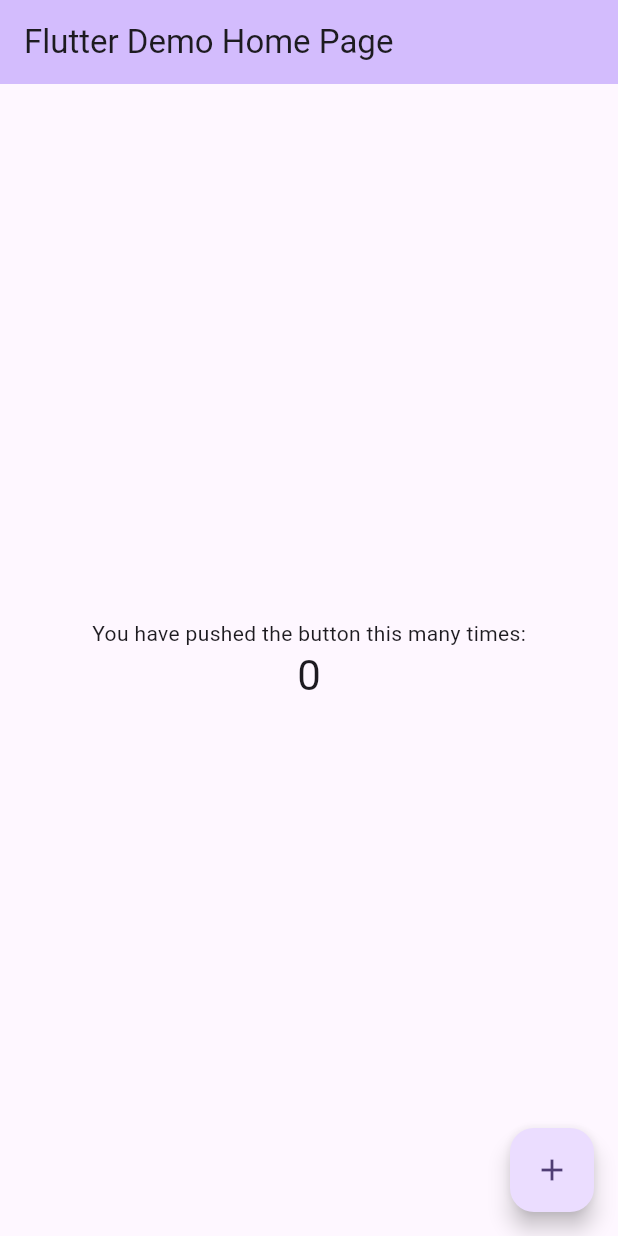
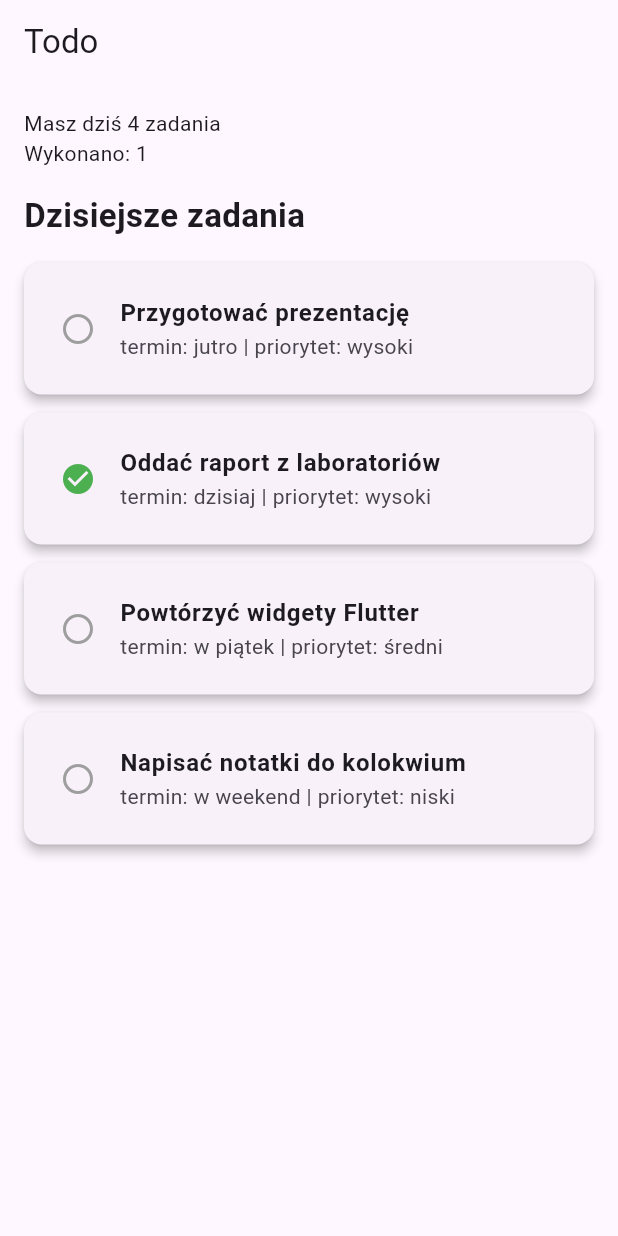
Before and after one commit to Dawidu7/flutter-todo, a Flutter app: the screen it shows after launch, on a phone screen of 412 x 824 dp. Run offline on Flutter 3.47's test engine with Material 3 defaults, Android fonts, the phone set to English and light mode, and no system bars.

Commit message:
lab_04 task list

```diff
--- a/lib/main.dart
+++ b/lib/main.dart
@@ -1,121 +1,146 @@
-import 'package:flutter/material.dart';
+import "package:flutter/material.dart";
+
+const title = "Todo";
 
 void main() {
-  runApp(const MyApp());
+  runApp(const App());
 }
 
-class MyApp extends StatelessWidget {
-  const MyApp({super.key});
+class App extends StatelessWidget {
+  const App({super.key});
 
-  // This widget is the root of your application.
   @override
   Widget build(BuildContext context) {
     return MaterialApp(
-      title: 'Flutter Demo',
+      title: title,
       theme: ThemeData(
-        // This is the theme of your application.
-        //
-        // TRY THIS: Try running your application with "flutter run". You'll see
-        // the application has a purple toolbar. Then, without quitting the app,
-        // try changing the seedColor in the colorScheme below to Colors.green
-        // and then invoke "hot reload" (save your changes or press the "hot
-        // reload" button in a Flutter-supported IDE, or press "r" if you used
-        // the command line to start the app).
-        //
-        // Notice that the counter didn't reset back to zero; the application
-        // state is not lost during the reload. To reset the state, use hot
-        // restart instead.
-        //
-        // This works for code too, not just values: Most code changes can be
-        // tested with just a hot reload.
-        colorScheme: .fromSeed(seedColor: Colors.deepPurple),
+        colorScheme: ColorScheme.fromSeed(seedColor: Colors.deepPurple),
       ),
-      home: const MyHomePage(title: 'Flutter Demo Home Page'),
+      home: HomePage(),
     );
   }
 }
 
-class MyHomePage extends StatefulWidget {
-  const MyHomePage({super.key, required this.title});
+class HomePage extends StatelessWidget {
+  HomePage({super.key});
 
-  // This widget is the home page of your application. It is stateful, meaning
-  // that it has a State object (defined below) that contains fields that affect
-  // how it looks.
-
-  // This class is the configuration for the state. It holds the values (in this
-  // case the title) provided by the parent (in this case the App widget) and
-  // used by the build method of the State. Fields in a Widget subclass are
-  // always marked "final".
-
-  final String title;
+  final List<Task> tasks = [
+    Task(
+      title: "Przygotować prezentację",
+      deadline: "jutro",
+      done: false,
+      priority: "wysoki",
+    ),
+    Task(
+      title: "Oddać raport z laboratoriów",
+      deadline: "dzisiaj",
+      done: true,
+      priority: "wysoki",
+    ),
+    Task(
+      title: "Powtórzyć widgety Flutter",
+      deadline: "w piątek",
+      done: false,
+      priority: "średni",
+    ),
+    Task(
+      title: "Napisać notatki do kolokwium",
+      deadline: "w weekend",
+      done: false,
+      priority: "niski",
+    ),
+  ];
 
   @override
-  State<MyHomePage> createState() => _MyHomePageState();
-}
+  Widget build(BuildContext ctx) {
+    final int completedTasks = tasks.where((task) => task.done).length;
 
-class _MyHomePageState extends State<MyHomePage> {
-  int _counter = 0;
+    return Scaffold(
+      appBar: AppBar(title: const Text(title)),
+      body: Padding(
+        padding: const EdgeInsets.all(16.0),
+        child: Column(
+          crossAxisAlignment: CrossAxisAlignment.start,
+          children: [
+            Text("Masz dziś ${tasks.length} zadania"),
+            Text("Wykonano: $completedTasks"),
 
-  void _incrementCounter() {
-    setState(() {
-      // This call to setState tells the Flutter framework that something has
-      // changed in this State, which causes it to rerun the build method below
-      // so that the display can reflect the updated values. If we changed
-      // _counter without calling setState(), then the build method would not be
-      // called again, and so nothing would appear to happen.
-      _counter++;
-    });
-  }
+            const SizedBox(height: 16),
 
-  @override
-  Widget build(BuildContext context) {
-    // This method is rerun every time setState is called, for instance as done
-    // by the _incrementCounter method above.
-    //
-    // The Flutter framework has been optimized to make rerunning build methods
-    // fast, so that you can just rebuild anything that needs updating rather
-    // than having to individually change instances of widgets.
-    return Scaffold(
-      appBar: AppBar(
-        // TRY THIS: Try changing the color here to a specific color (to
-        // Colors.amber, perhaps?) and trigger a hot reload to see the AppBar
-        // change color while the other colors stay the same.
-        backgroundColor: Theme.of(context).colorScheme.inversePrimary,
-        // Here we take the value from the MyHomePage object that was created by
-        // the App.build method, and use it to set our appbar title.
-        title: Text(widget.title),
-      ),
-      body: Center(
-        // Center is a layout widget. It takes a single child and positions it
-        // in the middle of the parent.
-        child: Column(
-          // Column is also a layout widget. It takes a list of children and
-          // arranges them vertically. By default, it sizes itself to fit its
-          // children horizontally, and tries to be as tall as its parent.
-          //
-          // Column has various properties to control how it sizes itself and
-          // how it positions its children. Here we use mainAxisAlignment to
-          // center the children vertically; the main axis here is the vertical
-          // axis because Columns are vertical (the cross axis would be
-          // horizontal).
-          //
-          // TRY THIS: Invoke "debug painting" (choose the "Toggle Debug Paint"
-          // action in the IDE, or press "p" in the console), to see the
-          // wireframe for each widget.
-          mainAxisAlignment: .center,
-          children: [
-            const Text('You have pushed the button this many times:'),
-            Text(
-              '$_counter',
-              style: Theme.of(context).textTheme.headlineMedium,
+            const Text(
+              "Dzisiejsze zadania",
+              style: TextStyle(fontSize: 22, fontWeight: FontWeight.bold),
+            ),
+
+            const SizedBox(height: 10),
+
+            Expanded(
+              child: ListView.builder(
+                itemCount: tasks.length,
+                itemBuilder: (ctx, i) {
+                  final task = tasks[i];
+                  return TaskCard(
+                    title: task.title,
+                    subtitle:
+                        "termin: ${task.deadline} | priorytet: ${task.priority}",
+                    icon: task.done
+                        ? Icons.check_circle
+                        : Icons.radio_button_unchecked,
+                  );
+                },
+              ),
             ),
           ],
         ),
       ),
-      floatingActionButton: FloatingActionButton(
-        onPressed: _incrementCounter,
-        tooltip: 'Increment',
-        child: const Icon(Icons.add),
+    );
+  }
+}
+
+class Task {
+  final String title;
+  final String deadline;
+  final bool done;
+  final String priority;
+
+  Task({
+    required this.title,
+    required this.deadline,
+    required this.done,
+    required this.priority,
+  });
+}
+
+class TaskCard extends StatelessWidget {
+  final String title;
+  final String subtitle;
+  final IconData icon;
+
+  const TaskCard({
+    super.key,
+    required this.title,
+    required this.subtitle,
+    required this.icon,
+  });
+
+  @override
+  Widget build(BuildContext context) {
+    return Card(
+      elevation: 3,
+      margin: const EdgeInsets.symmetric(vertical: 6),
+      child: Padding(
+        padding: const EdgeInsets.all(8.0),
+        child: ListTile(
+          leading: Icon(
+            icon,
+            color: icon == Icons.check_circle ? Colors.green : Colors.grey,
+          ),
+          title: Text(
+            title,
+            style: const TextStyle(fontWeight: FontWeight.w600, fontSize: 16),
+          ),
+          subtitle: Text(subtitle),
+        ),
       ),
     );
   }
```
